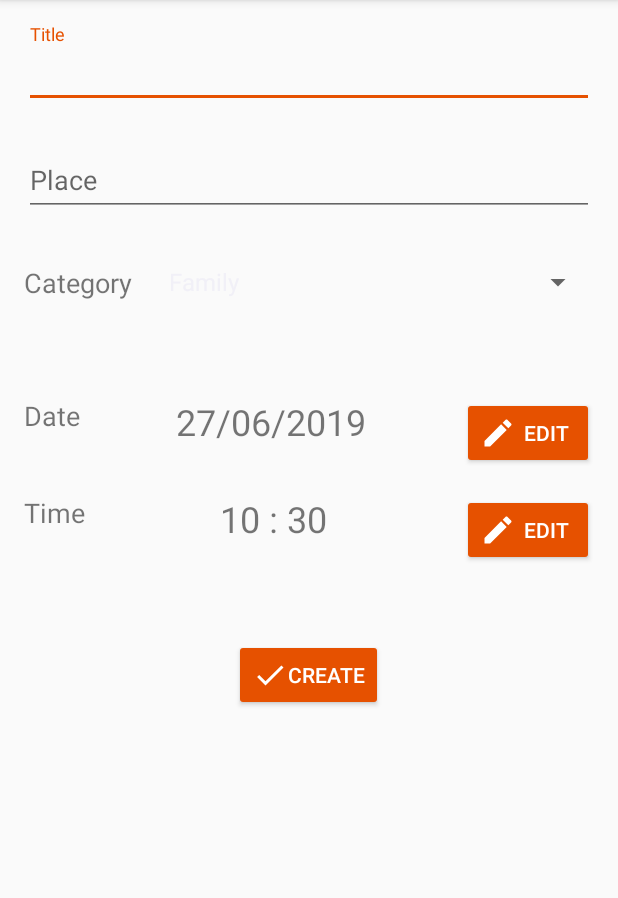
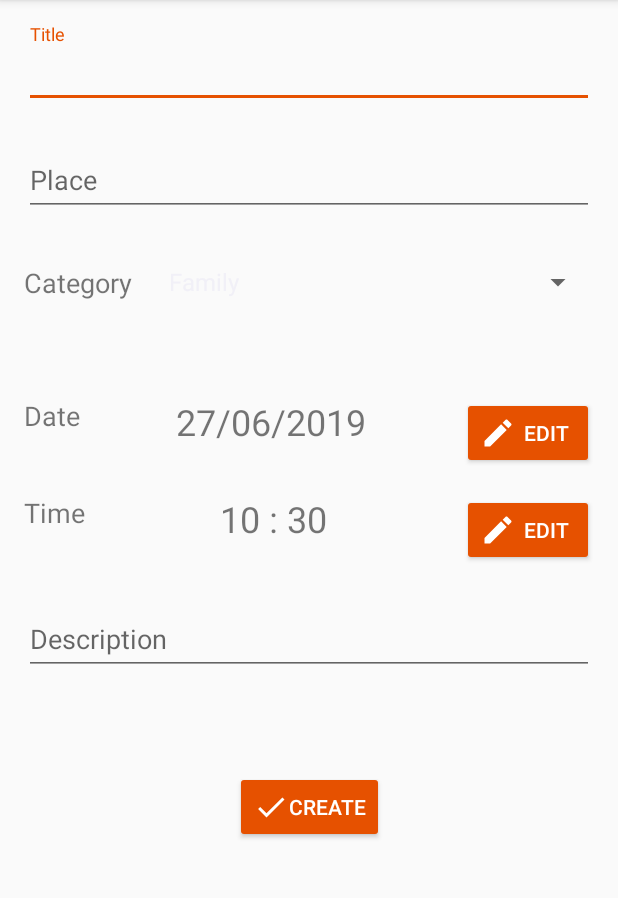
Before and after one commit to samueleevangelisti/RemindMe, an Android app: the AddTaskActivity screen opened directly, with no data from a screen before it, on a phone screen of 412 x 824 dp, the part 84-982 px from its top. Run offline under Robolectric (Android 15) with nearby library versions, the phone set to English and light mode, and no system bars; our stand-ins replace Room's generated code.

Commit message:
Aggiunta la gestione della descrizione del task e le ricerce per status, data e combinata data / status

```diff
--- a/app/src/main/java/com/samueva/remindme/AddTaskActivity.java
+++ b/app/src/main/java/com/samueva/remindme/AddTaskActivity.java
@@ -4,7 +4,6 @@ import android.content.Intent;
 import android.os.Bundle;
 import android.support.v4.app.DialogFragment;
 import android.support.v7.app.AppCompatActivity;
-import android.util.Log;
 import android.view.View;
 import android.widget.ArrayAdapter;
 import android.widget.Button;
@@ -75,7 +74,8 @@ public class AddTaskActivity extends AppCompatActivity implements DatePickerFrag
                 TextView newTaskTitle = (TextView) findViewById(R.id.new_task_title);
                 TextView newTaskPlace = (TextView) findViewById(R.id.new_task_place);
                 Spinner newTaskCategory = (Spinner) findViewById(R.id.new_task_category);
-                Task task = new Task(newTaskTitle.getText().toString(), newTaskCalendar, newTaskPlace.getText().toString(), newTaskCategory.getSelectedItem().toString(), "Pending");
+                TextView newTaskNote = (TextView) findViewById(R.id.new_task_description);
+                Task task = new Task(newTaskTitle.getText().toString(), newTaskCalendar, newTaskPlace.getText().toString(), newTaskNote.getText().toString(), newTaskCategory.getSelectedItem().toString(), "Pending");
                 new DbAsyncTask(db, dbAction.INSERT_TASK, task, dbAsyncTaskListener).execute();
             }
         });
--- a/app/src/main/java/com/samueva/remindme/MainActivity.java
+++ b/app/src/main/java/com/samueva/remindme/MainActivity.java
@@ -26,7 +26,7 @@ import java.util.List;
 
 public class MainActivity extends AppCompatActivity implements NavigationView.OnNavigationItemSelectedListener {
 
-    // TODO: 6/23/19 STRING DI DEBUG
+    // TODO: 6/23/19 STRINGA DI DEBUG
     private static final String TAG = "ReMe_MainActivity";
 
     // Request codes
@@ -52,7 +52,6 @@ public class MainActivity extends AppCompatActivity implements NavigationView.On
         this.db = AppDatabase.buildInstance(getApplicationContext(), AppDatabase.class, "database");
 
         // Categories
-        // TODO: 6/19/19 L'iniziallizzazione delle categories di default va fatta prendendole da un file risorsa
         List<TaskCategory> categoryList = new ArrayList<TaskCategory>();
         String[] categories = getResources().getStringArray(R.array.categories);
         for (int i = 0; i < categories.length; i++) {
--- a/app/src/main/java/com/samueva/remindme/TaskDao.java
+++ b/app/src/main/java/com/samueva/remindme/TaskDao.java
@@ -19,6 +19,12 @@ public interface TaskDao {
     @Query("SELECT * FROM task WHERE id = :taskId")
     Task getById(int taskId);
 
+    @Query("SELECT * FROM task WHERE year = :taskYear AND month = :taskMonth AND dayOfMonth = :taskDayOfMonth")
+    List<Task> getAllByDate(int taskYear, int taskMonth, int taskDayOfMonth);
+
+    @Query("SELECT * FROM task WHERE year = :taskYear AND month = :taskMonth AND dayOfMonth = :taskDayOfMonth AND status = :taskStatus")
+    List<Task> getAllByDateStatus(int taskYear, int taskMonth, int taskDayOfMonth, int taskStatus);
+
     @Query("SELECT * FROM task WHERE category = :taskCategory")
     List<Task> getAllByCategory(String taskCategory);
 
--- a/app/src/main/java/com/samueva/remindme/TaskInfoActivity.java
+++ b/app/src/main/java/com/samueva/remindme/TaskInfoActivity.java
@@ -25,6 +25,7 @@ public class TaskInfoActivity extends AppCompatActivity {
             TextView taskDate = (TextView) findViewById(R.id.task_info_date);
             TextView taskTime = (TextView) findViewById(R.id.task_info_time);
             TextView taskPlace = (TextView) findViewById(R.id.task_info_place);
+            TextView taskDescription = (TextView) findViewById(R.id.task_info_description);
             TextView taskCategory = (TextView) findViewById(R.id.task_info_category);
             TextView taskStatus = (TextView) findViewById(R.id.task_info_status);
             TextView taskId = (TextView) findViewById(R.id.task_info_id);
@@ -33,6 +34,7 @@ public class TaskInfoActivity extends AppCompatActivity {
             taskDate.setText(String.format("%1$td/%1$tm/%1$tY", calendar));
             taskTime.setText(String.format("%1$tH:%1$tM", calendar));
             taskPlace.setText(task.getPlace());
+            taskDescription.setText(task.getDescription());
             taskCategory.setText(task.getCategory());
             taskStatus.setText(task.getStatus());
             taskId.setText(String.valueOf(task.getId()));
--- a/app/src/main/res/layout/activity_add_task.xml
+++ b/app/src/main/res/layout/activity_add_task.xml
@@ -55,9 +55,8 @@
         android:text="@string/create"
         android:textColor="#FFFFFF"
         app:layout_constraintEnd_toEndOf="parent"
-        app:layout_constraintHorizontal_bias="0.498"
         app:layout_constraintStart_toStartOf="parent"
-        app:layout_constraintTop_toBottomOf="@+id/new_task_time" />
+        app:layout_constraintTop_toBottomOf="@+id/textInputLayout3" />
 
     <Button
         android:id="@+id/set_task_date"
@@ -173,4 +172,22 @@
         app:layout_constraintStart_toEndOf="@+id/textView"
         app:layout_constraintTop_toBottomOf="@+id/textInputLayout2" />
 
+    <android.support.design.widget.TextInputLayout
+        android:id="@+id/textInputLayout3"
+        android:layout_width="0dp"
+        android:layout_height="wrap_content"
+        android:layout_marginStart="16dp"
+        android:layout_marginTop="32dp"
+        android:layout_marginEnd="16dp"
+        app:layout_constraintEnd_toEndOf="parent"
+        app:layout_constraintStart_toStartOf="parent"
+        app:layout_constraintTop_toBottomOf="@+id/new_task_time">
+
+        <android.support.design.widget.TextInputEditText
+            android:id="@+id/new_task_description"
+            android:layout_width="match_parent"
+            android:layout_height="wrap_content"
+            android:hint="@string/description" />
+    </android.support.design.widget.TextInputLayout>
+
 </android.support.constraint.ConstraintLayout>
--- a/app/src/main/res/layout/activity_task_info.xml
+++ b/app/src/main/res/layout/activity_task_info.xml
@@ -57,12 +57,12 @@
         app:layout_constraintTop_toBottomOf="@+id/task_info_place" />
 
     <TextView
-        android:id="@+id/task_info_note"
+        android:id="@+id/task_info_description"
         android:layout_width="wrap_content"
         android:layout_height="wrap_content"
         android:layout_marginStart="16dp"
         android:layout_marginTop="8dp"
-        android:text="@string/note"
+        android:text="@string/description"
         app:layout_constraintStart_toStartOf="parent"
         app:layout_constraintTop_toBottomOf="@+id/task_info_category" />
 
@@ -84,5 +84,5 @@
         android:layout_marginTop="8dp"
         android:text="@string/id"
         app:layout_constraintStart_toStartOf="parent"
-        app:layout_constraintTop_toBottomOf="@+id/task_info_note" />
+        app:layout_constraintTop_toBottomOf="@+id/task_info_description" />
 </android.support.constraint.ConstraintLayout>
--- a/app/src/main/res/values/strings.xml
+++ b/app/src/main/res/values/strings.xml
@@ -26,5 +26,5 @@
     <string name="create">Create</string>
     <string name="edit">Edit</string>
     <string name="id">Id</string>
-    <string name="note">Note</string>
+    <string name="description">Description</string>
 </resources>
```
Also changed, not shown: app/src/main/java/com/samueva/remindme/Task.java (+15 -2 lines).
